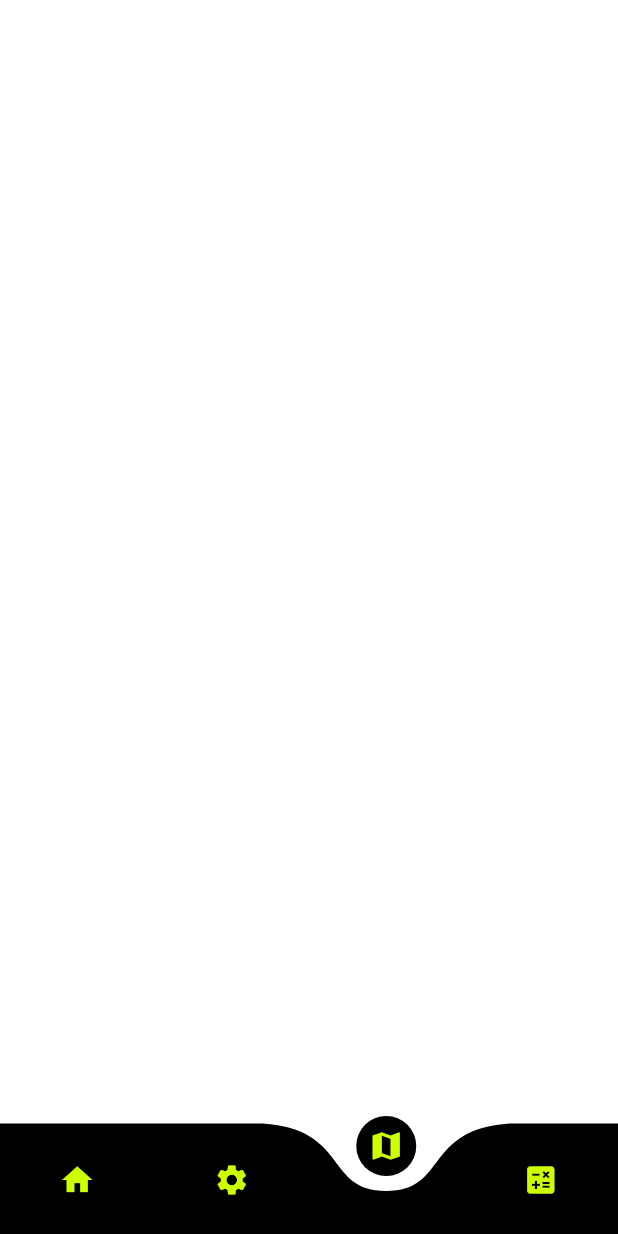
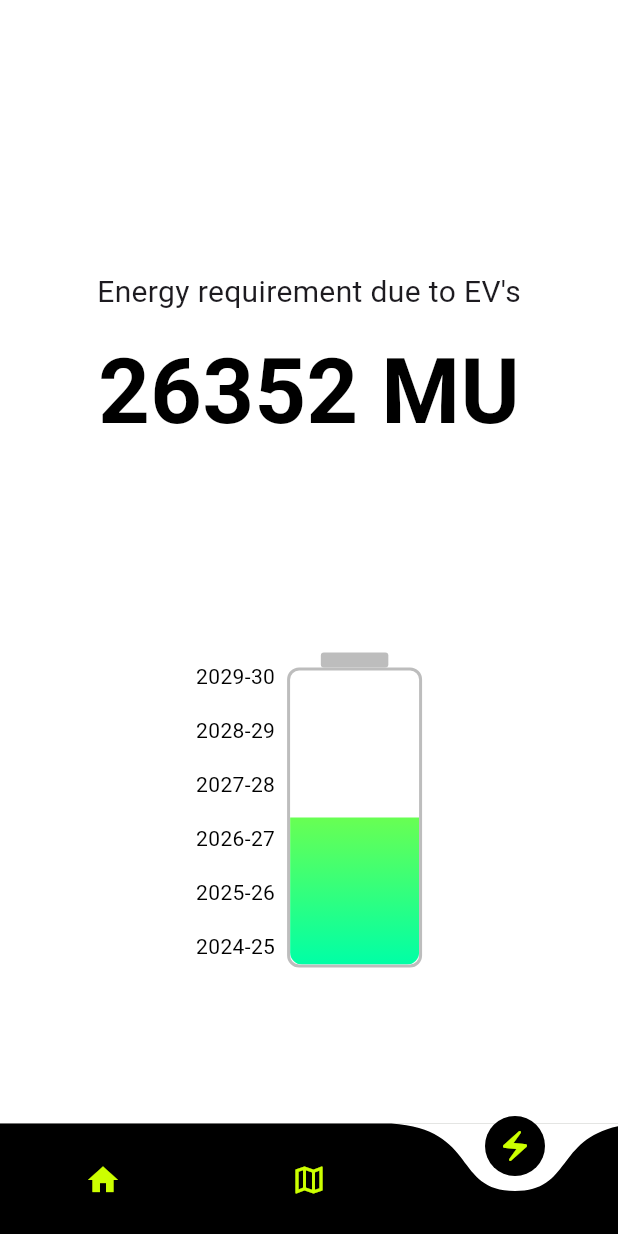
Before and after one commit to gawdeChinmay/Ev-Tracker, a Flutter app: the Homepage screen opened directly, item 3 of the bottom bar chosen, on a phone screen of 412 x 824 dp. Run offline on Flutter 3.47's test engine with Material 3 defaults, Android fonts, the phone set to English and light mode, and no system bars; drawn by our look-alikes of curved_navigation_bar; our stand-ins replace fl_chart, flutter_svg, google_fonts, page_transition, simple_animations; missing offline and left inert: curved_nav_bar, sa4_migration_kit.

Commit message:
added slider

```diff
--- a/lib/pages/HomePage.dart
+++ b/lib/pages/HomePage.dart
@@ -20,7 +20,6 @@ class _HomepageState extends State<Homepage> {
     const Evdashboard(),
     const StateswiseEv(),
     const SubsidyEv(),
-    const CalculateEvCost(),
   ];
 
   @override
@@ -43,15 +42,11 @@ class _HomepageState extends State<Homepage> {
               color: Color.fromARGB(255, 204, 255, 0),
             ),
             Icon(
-              Icons.settings,
+              Icons.map_outlined,
               color: Color.fromARGB(255, 204, 255, 0),
             ),
             Icon(
-              Icons.map,
-              color: Color.fromARGB(255, 204, 255, 0),
-            ),
-            Icon(
-              Icons.calculate,
+              Icons.electric_bolt,
               color: Color.fromARGB(255, 204, 255, 0),
             ),
           ]),
--- /dev/null
+++ b/lib/pages/custom_slider.dart
@@ -0,0 +1,209 @@
+import 'package:flutter/material.dart';
+
+class CustomSlider extends StatefulWidget {
+  const CustomSlider({
+    super.key,
+    this.height = 200,
+    this.width = 90,
+  });
+
+  final double height;
+  final double width;
+
+  @override
+  State<CustomSlider> createState() => _CustomSliderState();
+}
+
+class _CustomSliderState extends State<CustomSlider> {
+  final GlobalKey _key = LabeledGlobalKey("main_slider");
+
+  bool _showPercentage = false;
+  double _dragPosition = 0;
+  double _dragPercentage = 0.5;
+
+  void _onDragStart(DragStartDetails details) {
+    if (_key.currentContext == null) return;
+
+    final renderBox = _key.currentContext!.findRenderObject() as RenderBox;
+    final localOffset = renderBox.globalToLocal(details.globalPosition);
+    _onDrag(localOffset);
+  }
+
+  void _onDragUpdate(DragUpdateDetails details) {
+    if (_key.currentContext == null) return;
+
+    final renderBox = _key.currentContext!.findRenderObject() as RenderBox;
+    final localOffset = renderBox.globalToLocal(details.globalPosition);
+    _onDrag(localOffset);
+  }
+
+  void _onDragEnd(DragEndDetails details) {
+    setState(() {
+      _showPercentage = false;
+    });
+  }
+
+  void _onDrag(Offset offset) {
+    double tempDragPosition = 0;
+    if (offset.dy <= 0) {
+      tempDragPosition = 0;
+    } else if (offset.dy >= widget.height) {
+      tempDragPosition = widget.height;
+    } else {
+      tempDragPosition = offset.dy;
+    }
+
+    setState(() {
+      _dragPosition = tempDragPosition;
+      _dragPercentage =
+          1 - (_dragPosition / widget.height); // Reverse percentage
+      if (!_showPercentage) _showPercentage = true;
+    });
+  }
+
+  @override
+  Widget build(BuildContext context) {
+    return Scaffold(
+      backgroundColor: Colors.white,
+      body: Column(
+        mainAxisSize: MainAxisSize.min,
+        children: [
+          const SizedBox(height: 180),
+          const Text(
+            "Energy requirement due to EV's",
+            style: TextStyle(fontSize: 20),
+          ),
+          const SizedBox(height: 10),
+          Text(
+            "${(100 + (_dragPercentage * (52604 - 100))).floor()} MU",
+            style: TextStyle(
+              fontSize: 60, // Adjust the font size
+              fontWeight: FontWeight.bold, // Make the text bold
+              color: Colors.black, // Set the text color
+            ),
+          ),
+          const SizedBox(height: 100), // Add some spacing below the text
+          Center(
+            child: Row(
+              mainAxisSize: MainAxisSize.min,
+              crossAxisAlignment: CrossAxisAlignment.end,
+              children: [
+                Container(
+                  height: widget.height,
+                  margin: const EdgeInsets.fromLTRB(0, 0, 8, 4),
+                  child: const Column(
+                    mainAxisAlignment: MainAxisAlignment.spaceBetween,
+                    children: <Widget>[
+                      Text("2029-30", style: TextStyle(color: Colors.black)),
+                      Text("2028-29", style: TextStyle(color: Colors.black)),
+                      Text("2027-28", style: TextStyle(color: Colors.black)),
+                      Text("2026-27", style: TextStyle(color: Colors.black)),
+                      Text("2025-26", style: TextStyle(color: Colors.black)),
+                      Text("2024-25", style: TextStyle(color: Colors.black)),
+                    ],
+                  ),
+                ),
+                Column(
+                  mainAxisSize: MainAxisSize.min,
+                  children: [
+                    AnimatedOpacity(
+                      opacity: _showPercentage ? 1 : 0,
+                      duration: const Duration(milliseconds: 100),
+                      child: Text(
+                        "${(_dragPercentage * 100).floor()}%",
+                        style: Theme.of(context).textTheme.headlineSmall,
+                      ),
+                    ),
+                    const SizedBox(height: 8),
+                    GestureDetector(
+                      onVerticalDragStart: _onDragStart,
+                      onVerticalDragUpdate: _onDragUpdate,
+                      onVerticalDragEnd: _onDragEnd,
+                      child: Stack(
+                        clipBehavior: Clip.none,
+                        children: [
+                          // Battery Cap
+                          Positioned(
+                            top:
+                                -10, // Position the cap slightly above the container
+                            left:
+                                widget.width / 4, // Center the cap horizontally
+                            child: Container(
+                              height: 10, // Height of the cap
+                              width: widget.width / 2, // Width of the cap
+                              decoration: BoxDecoration(
+                                color: Colors.grey.shade400, // Color of the cap
+                                borderRadius: BorderRadius.circular(2),
+                              ),
+                            ),
+                          ),
+                          // Battery Body
+                          Container(
+                            key: _key,
+                            height: widget.height,
+                            width: widget.width,
+                            decoration: BoxDecoration(
+                              color: Colors.white,
+                              border: Border.all(
+                                  width: 2, color: Colors.grey.shade400),
+                              borderRadius: BorderRadius.circular(8),
+                            ),
+                            child: ClipPath(
+                              clipper: PercentagePainter(
+                                  percentage: _dragPercentage),
+                              child: Container(
+                                height: widget.height,
+                                width: widget.width,
+                                decoration: BoxDecoration(
+                                  borderRadius: BorderRadius.circular(8),
+                                  gradient: const LinearGradient(
+                                    colors: [
+                                      Color.fromARGB(255, 0, 255, 166),
+                                      Color.fromARGB(255, 208, 255, 0)
+                                    ],
+                                    begin: Alignment.bottomCenter,
+                                    end: Alignment.topCenter,
+                                  ),
+                                ),
+                              ),
+                            ),
+                          ),
+                        ],
+                      ),
+                    ),
+                  ],
+                ),
+              ],
+            ),
+          ),
+        ],
+      ),
+    );
+  }
+}
+
+class PercentagePainter extends CustomClipper<Path> {
+  final double percentage;
+
+  PercentagePainter({this.percentage = 0});
+
+  @override
+  Path getClip(Size size) {
+    final path = Path();
+    final height = size.height * percentage;
+
+    // Draw the clipping path
+    path.moveTo(0, size.height - height); // Start at the calculated height
+    path.lineTo(0, size.height); // Bottom left
+    path.lineTo(size.width, size.height); // Bottom right
+    path.lineTo(size.width, size.height - height); // Top right
+    path.close();
+
+    return path;
+  }
+
+  @override
+  bool shouldReclip(covariant CustomClipper<Path> oldClipper) {
+    return true; // Always reclip when percentage changes
+  }
+}
--- a/lib/pages/subsidyEv.dart
+++ b/lib/pages/subsidyEv.dart
@@ -1,3 +1,4 @@
+import 'package:ev_tracker/pages/custom_slider.dart';
 import 'package:flutter/material.dart';
 
 class SubsidyEv extends StatelessWidget {
@@ -5,10 +6,9 @@ class SubsidyEv extends StatelessWidget {
 
   @override
   Widget build(BuildContext context) {
-    return Center(
-      child: Text(
-        'Subsidy',
-        style: TextStyle(color: Colors.white, fontSize: 24),
+    return Scaffold(
+      body: Center(
+        child: CustomSlider(),
       ),
     );
   }
```
